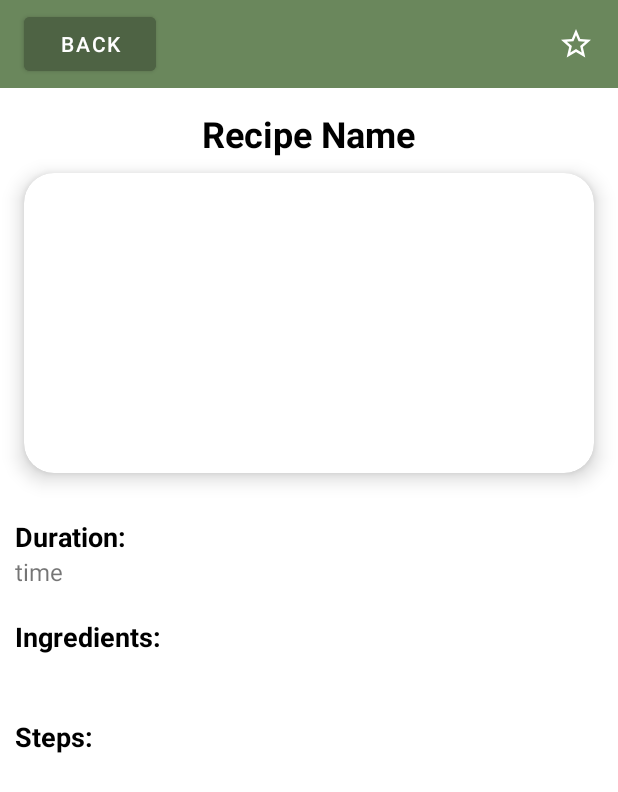
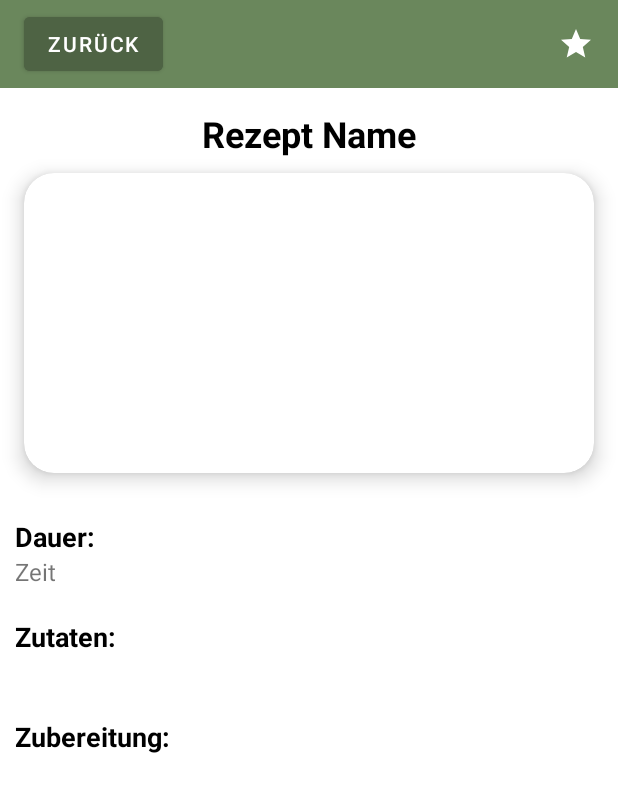
Before and after one commit to user1312420/KitchenCompass, an Android app: the layout activity_detailed.xml on its own in the app's theme, with its tools: preview values and no code run, on a phone screen of 412 x 824 dp. Shown: the top 792 px of the screen. Run offline under Robolectric (Android 15) with nearby library versions, the phone set to English and light mode, and no system bars.

Commit message:
some changes

```diff
--- a/app/src/main/java/com/app/kitchencompass/ui/home/HomeFragment.kt
+++ b/app/src/main/java/com/app/kitchencompass/ui/home/HomeFragment.kt
@@ -30,7 +30,6 @@ class HomeFragment : Fragment(), RecipeAdapter.OnItemClickListener {
     private lateinit var homeAdapter: RecipeAdapter
     private lateinit var recyclerView: RecyclerView
 
-    // This property is only valid between onCreateView and onDestroyView.
     private val binding get() = _binding!!
 
     override fun onCreateView(
--- /dev/null
+++ b/app/src/main/res/drawable/bottom_nav_bar_favorite.xml
@@ -0,0 +1,5 @@
+<vector xmlns:android="http://schemas.android.com/apk/res/android" android:height="24dp" android:tint="#000000" android:viewportHeight="24" android:viewportWidth="24" android:width="24dp">
+
+    <path android:fillColor="@android:color/white" android:pathData="M12,17.27L18.18,21l-1.64,-7.03L22,9.24l-7.19,-0.61L12,2 9.19,8.63 2,9.24l5.46,4.73L5.82,21z"/>
+
+</vector>
--- a/app/src/main/res/layout/activity_detailed.xml
+++ b/app/src/main/res/layout/activity_detailed.xml
@@ -19,7 +19,7 @@
             android:layout_width="wrap_content"
             android:layout_height="wrap_content"
             android:layout_margin="5dp"
-            android:text="back"
+            android:text="zurück"
             android:backgroundTint="@color/darkestGreen"
             android:textColor="@android:color/white" />
 
@@ -30,7 +30,7 @@
             android:layout_gravity="end"
             android:layout_marginEnd="16dp"
             android:background="@null"
-            android:src="@drawable/baseline_star_border_24"
+            android:src="@drawable/bottom_nav_bar_favorite"
             android:contentDescription="Star Button"
             app:tint="@color/white" />
     </androidx.appcompat.widget.Toolbar>
@@ -53,7 +53,7 @@
                 android:layout_height="wrap_content"
                 android:layout_gravity="center"
                 android:layout_marginTop="14dp"
-                android:text="Recipe Name"
+                android:text="Rezept Name"
                 android:textColor="@color/black"
                 android:textSize="24sp"
                 android:textStyle="bold" />
@@ -81,7 +81,7 @@
                 android:layout_height="wrap_content"
                 android:layout_marginStart="10dp"
                 android:layout_marginTop="30dp"
-                android:text="Duration:"
+                android:text="Dauer:"
                 android:textColor="@color/black"
                 android:textSize="18sp"
                 android:textStyle="bold" />
@@ -91,7 +91,7 @@
                 android:layout_width="match_parent"
                 android:layout_height="wrap_content"
                 android:layout_marginStart="10dp"
-                android:text="time"
+                android:text="Zeit"
                 android:textSize="16sp" />
 
             <TextView
@@ -99,7 +99,7 @@
                 android:layout_height="wrap_content"
                 android:layout_marginStart="10dp"
                 android:layout_marginTop="20dp"
-                android:text="Ingredients:"
+                android:text="Zutaten:"
                 android:textColor="@color/black"
                 android:textSize="18sp"
                 android:textStyle="bold" />
@@ -116,7 +116,7 @@
                 android:layout_height="wrap_content"
                 android:layout_marginStart="10dp"
                 android:layout_marginTop="20dp"
-                android:text="Steps:"
+                android:text="Zubereitung:"
                 android:textColor="@color/black"
                 android:textSize="18sp"
                 android:textStyle="bold" />
--- a/app/src/main/res/layout/activity_search.xml
+++ b/app/src/main/res/layout/activity_search.xml
@@ -13,7 +13,7 @@
         app:layout_constraintLeft_toLeftOf="parent"
         app:layout_constraintRight_toRightOf="parent"
         app:layout_constraintHeight_percent="0.10"
-        android:queryHint="search for recipe..."
+        android:queryHint="suche nach Zutaten..."
         android:iconifiedByDefault="false"
         android:background="@drawable/rounded_search_view"
         android:padding="8dp">
@@ -23,7 +23,7 @@
         android:layout_width="wrap_content"
         android:layout_height="wrap_content"
         android:src="@drawable/ic_filter_list"
-        android:contentDescription="Filter options"
+        android:contentDescription="Filter Optionen"
         app:layout_constraintTop_toTopOf="@id/search_view"
         app:layout_constraintBottom_toBottomOf="@id/search_view"
         app:layout_constraintEnd_toEndOf="parent"
--- a/app/src/main/res/layout/fragment_home.xml
+++ b/app/src/main/res/layout/fragment_home.xml
@@ -20,7 +20,7 @@
                 android:layout_width="match_parent"
                 android:layout_height="wrap_content"
                 android:padding="16dp"
-                android:text="Recipes of the day"
+                android:text="Rezepte des Tages"
                 android:textAlignment="center"
                 android:textColor="@android:color/white"
                 android:textSize="24sp"
--- a/app/src/main/res/layout/fragment_recipe.xml
+++ b/app/src/main/res/layout/fragment_recipe.xml
@@ -20,7 +20,7 @@
                 android:layout_width="match_parent"
                 android:layout_height="wrap_content"
                 android:padding="16dp"
-                android:text="Favorites"
+                android:text="Favoriten"
                 android:textAlignment="center"
                 android:textColor="@android:color/white"
                 android:textSize="24sp"
--- a/app/src/main/res/layout/fragment_search.xml
+++ b/app/src/main/res/layout/fragment_search.xml
@@ -6,7 +6,7 @@
     android:layout_height="match_parent"
     tools:context=".ui.search.SearchFragment">
 
-    <!-- TODO: Update blank fragment layout -->
+
     <TextView
         android:layout_width="match_parent"
         android:layout_height="match_parent"
--- a/app/src/main/res/menu/bottom_nav_bar.xml
+++ b/app/src/main/res/menu/bottom_nav_bar.xml
@@ -7,9 +7,9 @@
     <item
         android:id="@+id/message"
         android:icon="@drawable/bottom_nav_bar_search"
-        android:title="Search"  />"
+        android:title="Suche"  />"
      <item
         android:id="@+id/settings"
-        android:icon="@drawable/bottom_nav_bar_recipe"
-        android:title="Recipes" />
+        android:icon="@drawable/bottom_nav_bar_favorite"
+        android:title="Favoriten" />
 </menu>
--- a/app/src/main/res/menu/filter_menu.xml
+++ b/app/src/main/res/menu/filter_menu.xml
@@ -5,8 +5,8 @@
         android:title="Name"/>
     <item
         android:id="@+id/filter_ingredients"
-        android:title="Ingredient"/>
+        android:title="Zutaten"/>
     <item
         android:id="@+id/filter_instructions"
-        android:title="Instruction"/>
+        android:title="Zubereitung"/>
 </menu>
```
Also changed, not shown: app/src/main/res/drawable/bottom_nav_bar_recipe.xml (deleted, +0 -11 lines), app/src/main/res/drawable/rounded_search_view.xml (+5 -6 lines).
